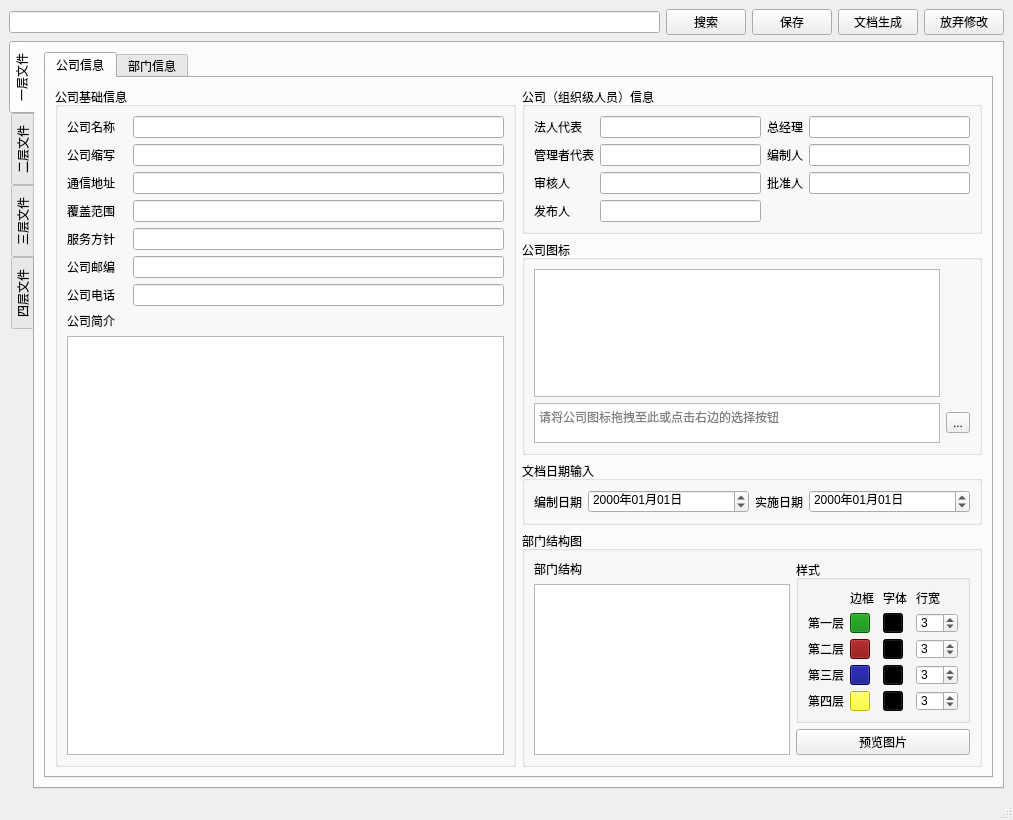
Before: the Qt Designer form Word-Printer/test.ui in OtakuTools/WordPrinter, drawn with Qt 5.
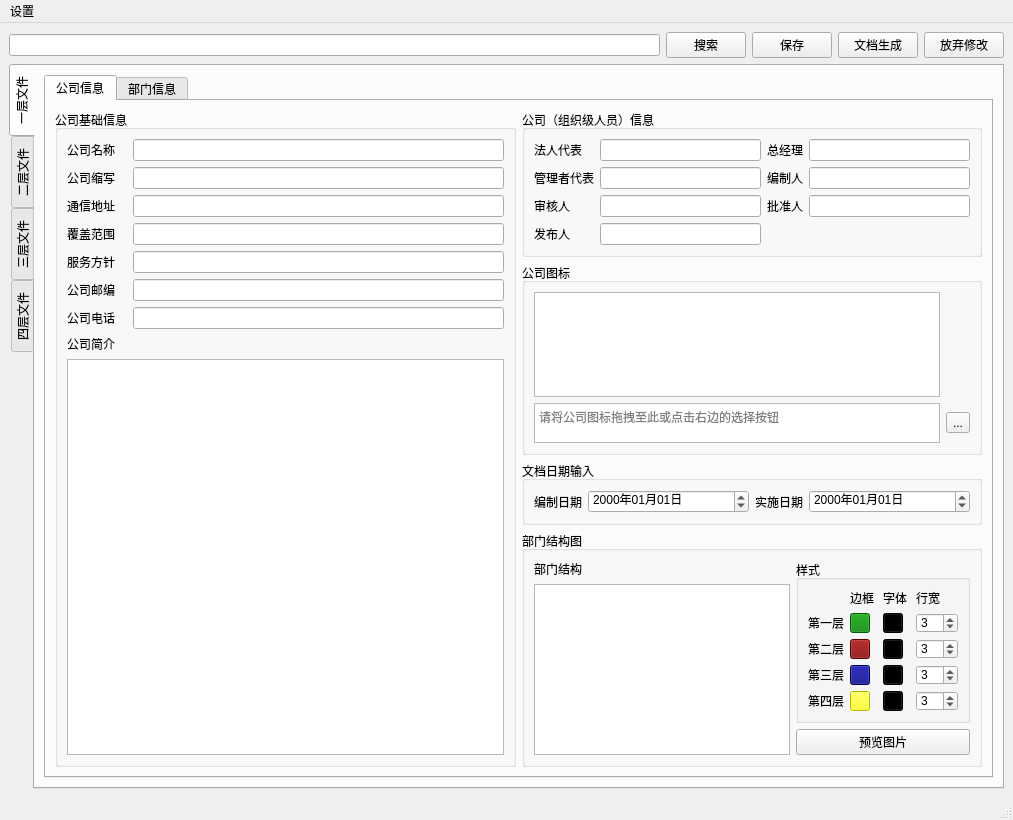
After: the same form once the commit is applied.

Commit message: 更新UI，添加菜单栏

The edit to the form file:
```diff
--- a/Word-Printer/test.ui
+++ b/Word-Printer/test.ui
@@ -1328,6 +1328,17 @@
      <height>23</height>
     </rect>
    </property>
+   <widget class="QMenu" name="menu">
+    <property name="title">
+     <string>设置</string>
+    </property>
+    <addaction name="actioncaidan"/>
+    <addaction name="actionmuban"/>
+    <addaction name="actionbaocunlujing"/>
+    <addaction name="separator"/>
+    <addaction name="actiontuichu_2"/>
+   </widget>
+   <addaction name="menu"/>
   </widget>
   <widget class="QStatusBar" name="statusbar"/>
  </widget>
```
Left out of the diff: 37 changed lines with no effect on the pictures. The commit also changes 1 other file.
